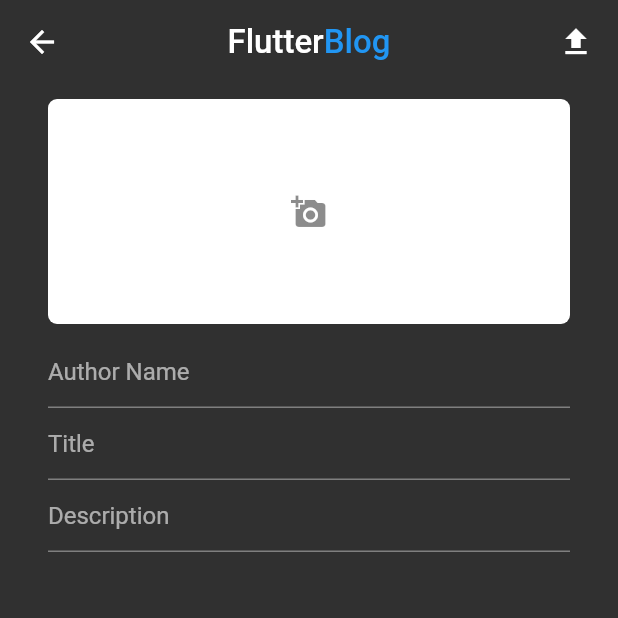
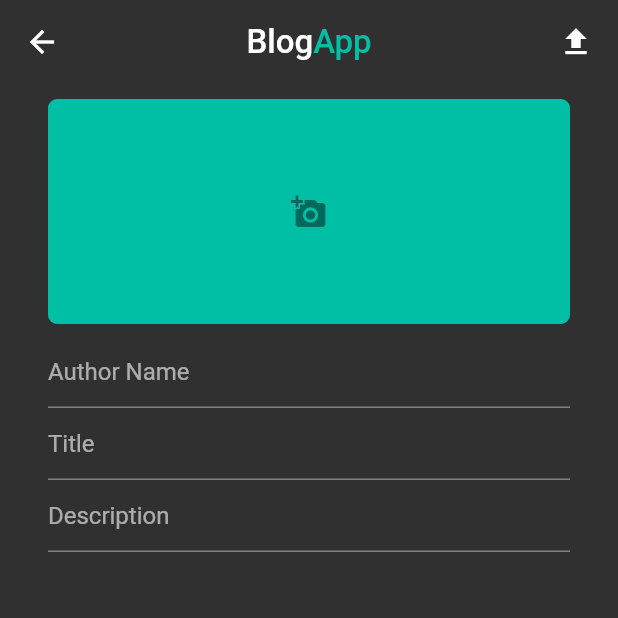
Before and after one commit to Athul787/BlogApp_Flutter, a Flutter app: the HomePage screen opened directly, after a tap on the "add" icon, on a phone screen of 412 x 824 dp, the top half of it. Run offline on Flutter 3.47's test engine with Material 2 defaults, Android fonts, the phone set to English and light mode, and no system bars; our stand-ins replace cached_network_image, cloud_firestore, firebase_auth, firebase_core, firebase_storage, image_picker and 2 more; missing offline and left inert: dart:ffi; accounts and stored records are empty.

Commit message:
Ui_updated.

```diff
--- a/lib/screens/signin.dart
+++ b/lib/screens/signin.dart
@@ -24,7 +24,7 @@ class _SignInScreenState extends State<SignInScreen> {
         width: MediaQuery.of(context).size.width,
         height: MediaQuery.of(context).size.height,
         decoration: BoxDecoration(
-            color: Colors.black26),
+            color: Colors.teal[900]),
         child: SingleChildScrollView(
           child: Padding(
             padding: EdgeInsets.fromLTRB(
--- a/lib/views/create_blog.dart
+++ b/lib/views/create_blog.dart
@@ -133,10 +133,10 @@ class _CreateBlogState extends State<CreateBlog> {
         title: Row(
           mainAxisAlignment: MainAxisAlignment.center,
           children:[
-            Text("Flutter",style: TextStyle(
+            Text("Blog",style: TextStyle(
                 fontSize: 22
             ),),
-            Text("Blog",style: TextStyle(fontSize: 22,color: Colors.blue),)
+            Text("App",style: TextStyle(fontSize: 22,color: Colors.tealAccent[700]),)
           ],),
         backgroundColor: Colors.transparent,
         elevation: 0.0,
@@ -183,7 +183,7 @@ class _CreateBlogState extends State<CreateBlog> {
             margin: EdgeInsets.symmetric(horizontal:16),
             height: 150,
             decoration:BoxDecoration(
-              color: Colors.white, borderRadius:  BorderRadius.circular(6),
+              color: Colors.tealAccent[700], borderRadius:  BorderRadius.circular(6),
             ),
               width: MediaQuery.of(context).size.width,
           child: Icon(Icons.add_a_photo,color: Colors.black45,),),
--- a/lib/views/home.dart
+++ b/lib/views/home.dart
@@ -86,11 +86,12 @@ String? userName;
       appBar: AppBar(
         title: Row(
           mainAxisAlignment: MainAxisAlignment.center,
+          crossAxisAlignment: CrossAxisAlignment.center,
           children:[
-          Text("Flutter",style: TextStyle(
+          Text("Blog",style: TextStyle(
             fontSize: 22
           ),),
-          Text("Blog",style: TextStyle(fontSize: 22,color: Colors.blue),)
+          Text("App",style: TextStyle(fontSize: 22,color: Colors.tealAccent[700]),)
         ],),
         backgroundColor: Colors.transparent,
         elevation: 0.0,
@@ -118,7 +119,7 @@ String? userName;
             DrawerHeader(
 
               decoration: BoxDecoration(
-                color: Colors.blue,
+                color: Colors.tealAccent[700],
 
               ),
                 child:
@@ -136,7 +137,7 @@ String? userName;
                       return Text(userName!,
                       style: TextStyle(
                         fontWeight: FontWeight.bold,
-                        fontSize: 20
+                        fontSize: 30
                       ),);
 
 
@@ -204,11 +205,11 @@ class BlogsTile extends StatelessWidget {
       child: Stack(children: [
         ClipRRect(
             borderRadius: BorderRadius.circular(6),
-            child: CachedNetworkImage(imageUrl: imgUrl!,fit: BoxFit.cover,width: MediaQuery.of(context).size.width,)),
+            child: CachedNetworkImage(imageUrl: imgUrl!,fit: BoxFit.fill,width: MediaQuery.of(context).size.width,)),
         Container(
           height: 170,
           decoration: BoxDecoration(
-            color: Colors.black45.withOpacity(0.5),
+            color: Colors.black45.withOpacity(0.2),
             borderRadius: BorderRadius.circular(6),
           ),
         ),
--- a/lib/views/myblogs.dart
+++ b/lib/views/myblogs.dart
@@ -121,11 +121,11 @@ class BlogsTile extends StatelessWidget {
 
           ClipRRect(
               borderRadius: BorderRadius.circular(6),
-              child: CachedNetworkImage(imageUrl: imgUrl!,fit: BoxFit.cover,width: MediaQuery.of(context).size.width,)),
+              child: CachedNetworkImage(imageUrl: imgUrl!,fit: BoxFit.fill,width: MediaQuery.of(context).size.width,)),
           Container(
             height: 170,
             decoration: BoxDecoration(
-              color: Colors.black45.withOpacity(0.5),
+              color: Colors.black45.withOpacity(0.3),
               borderRadius: BorderRadius.circular(6),
             ),
           ),
```
